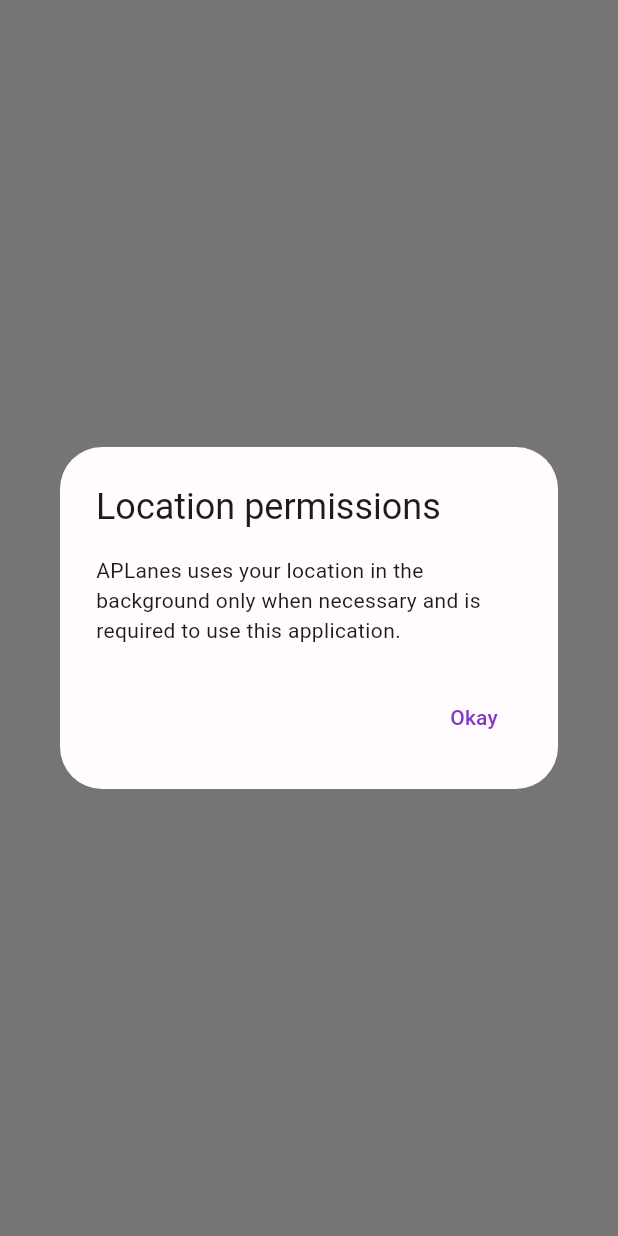
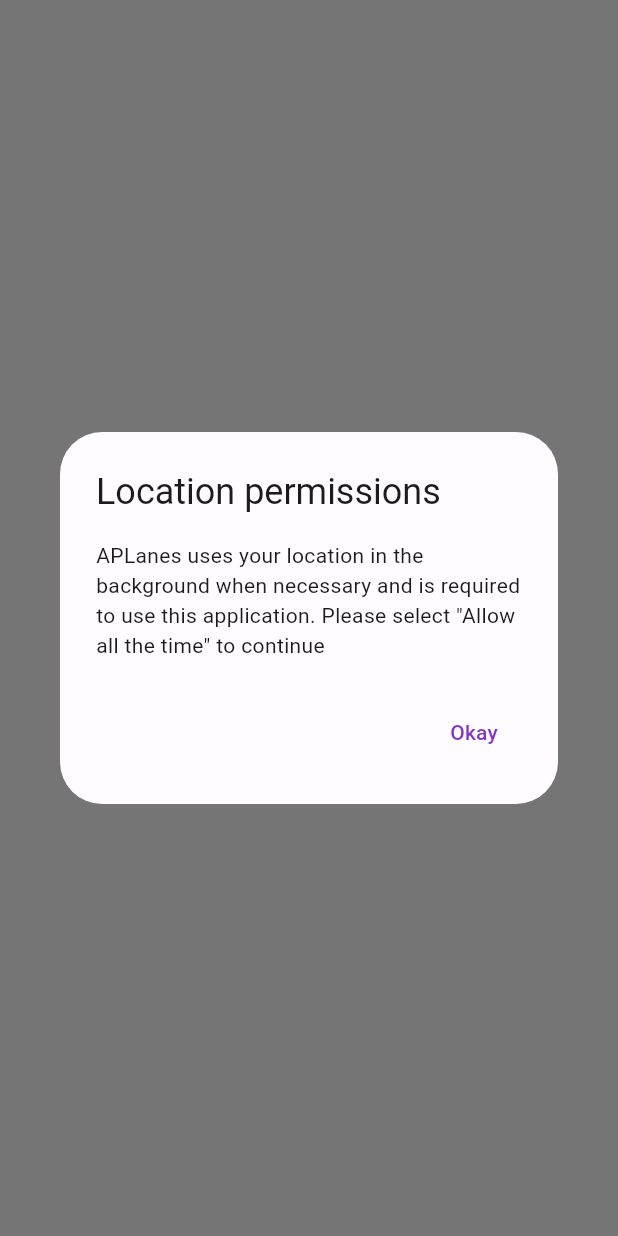
Before and after one commit to spaaacy/ap-lanes, a Flutter app: what handleLocationPermission() shows on an empty page, opened directly, on a phone screen of 412 x 824 dp. Run offline on Flutter 3.47's test engine with Material 2 defaults, Android fonts, the phone set to English and light mode, and no system bars; our stand-ins replace cloud_firestore, firebase_auth, firebase_core, flutter_local_notifications, flutter_map, flutter_svg and 4 more; missing offline and left inert: flutter_background_service, flutter_map_tile_caching, flutter_polyline_points; accounts and stored records are empty.

Commit message:
Rephrased background location dialog

```diff
--- a/lib/util/location_helpers.dart
+++ b/lib/util/location_helpers.dart
@@ -85,7 +85,7 @@
     await showDialog(context: context, builder: (BuildContext context) {
       return AlertDialog(
           title: const Text("Location permissions"),
-          content: const Text("APLanes uses your location in the background only when necessary and is required to use this application. "),
+          content: const Text("APLanes uses your location in the background when necessary and is required to use this application. Please select \"Allow all the time\" to continue"),
           actions: [
             TextButton(onPressed: () {
               Navigator.pop(context, "Okay");
```
